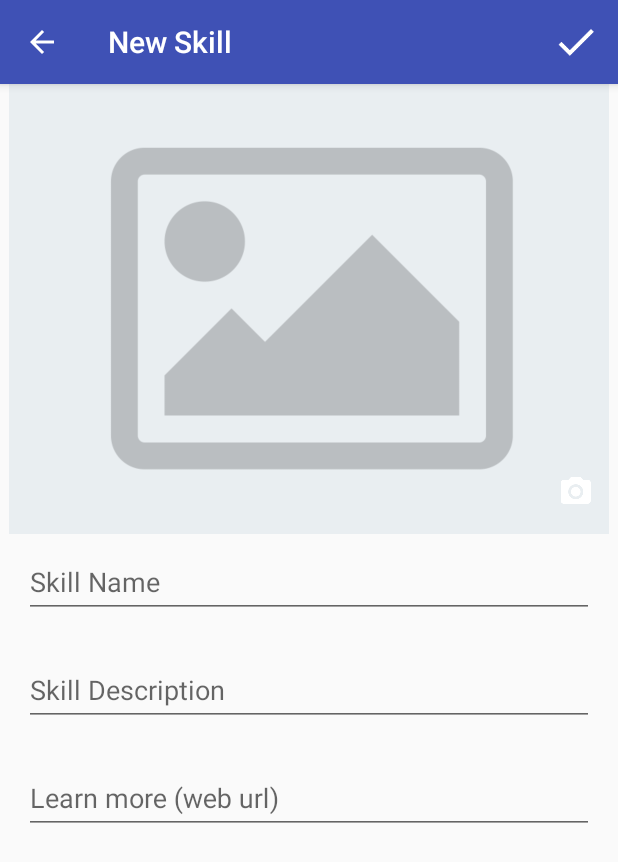
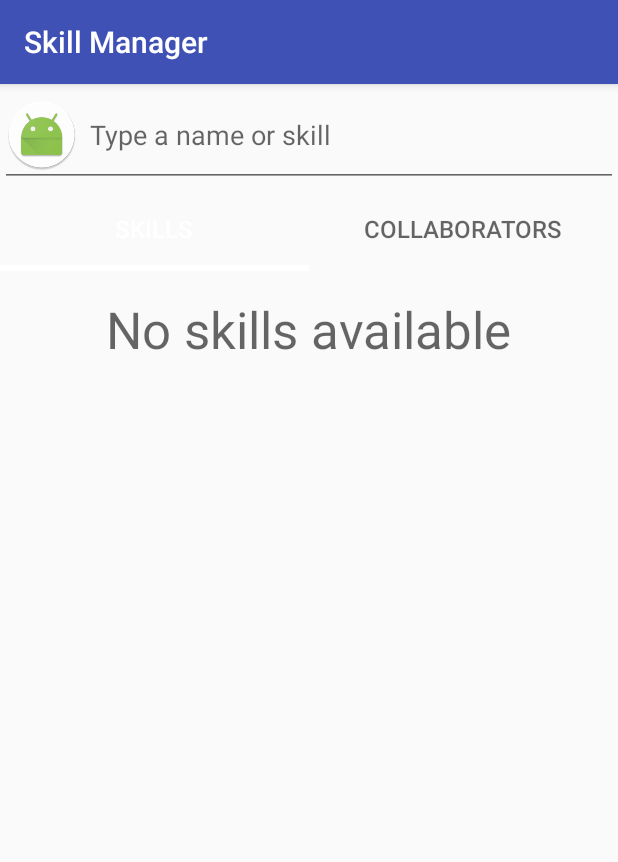
Before and after one commit to pedrofelipemm/Android-Developer-Nanodegree-Capstone-Project-Skill-Manager, an Android app: the screen it shows after launch (EditSkillActivity before the commit, MainActivity after it), on a phone screen of 412 x 824 dp. Shown: the top 862 px of the screen. Run offline under Robolectric (Android 15) with nearby library versions, the phone set to English and light mode, and no system bars; our stand-ins replace ButterKnife, Firebase (no records; nobody signed in at launch, a user with empty details on screens opened directly), Picasso; pictures from the network do not load.

Commit message:
MainActivity (WIP)

```diff
--- /dev/null
+++ b/app/src/main/java/study/pmoreira/skillmanager/ui/main/CollaboratorFragment.java
@@ -0,0 +1,6 @@
+package study.pmoreira.skillmanager.ui.main;
+
+import android.support.v4.app.Fragment;
+
+public class CollaboratorFragment extends Fragment {
+}
--- a/app/src/main/java/study/pmoreira/skillmanager/ui/main/MainActivity.java
+++ b/app/src/main/java/study/pmoreira/skillmanager/ui/main/MainActivity.java
@@ -1,17 +1,41 @@
 package study.pmoreira.skillmanager.ui.main;
 
 import android.os.Bundle;
+import android.support.design.widget.TabLayout;
+import android.support.v4.view.ViewPager;
 import android.support.v7.app.AppCompatActivity;
 
+import butterknife.BindView;
+import butterknife.ButterKnife;
 import study.pmoreira.skillmanager.R;
+import study.pmoreira.skillmanager.data.DataFaker;
 
-public class MainActivity extends AppCompatActivity  {
+public class MainActivity extends AppCompatActivity {
+
+    @BindView(R.id.tabLayout)
+    TabLayout mTabLayout;
+
+    @BindView(R.id.viewPager)
+    ViewPager mvViewPager;
 
     @Override
     protected void onCreate(Bundle savedInstanceState) {
         super.onCreate(savedInstanceState);
         setContentView(R.layout.activity_main);
 
+        ButterKnife.bind(this);
+
+        setupViews();
+
+        if (getResources().getBoolean(R.bool.insert_fake_data)) {
+            DataFaker.insertFakeData(this);
+        }
     }
 
+    private void setupViews() {
+        findViewById(R.id.parent).requestFocus();
+
+        mvViewPager.setAdapter(new PageAdapter(this, getSupportFragmentManager()));
+        mTabLayout.setupWithViewPager(mvViewPager);
+    }
 }
--- /dev/null
+++ b/app/src/main/java/study/pmoreira/skillmanager/ui/main/PageAdapter.java
@@ -0,0 +1,56 @@
+package study.pmoreira.skillmanager.ui.main;
+
+import android.content.Context;
+import android.os.Bundle;
+import android.support.v4.app.Fragment;
+import android.support.v4.app.FragmentManager;
+import android.support.v4.app.FragmentPagerAdapter;
+
+import study.pmoreira.skillmanager.R;
+
+class PageAdapter extends FragmentPagerAdapter {
+
+    private Context mContext;
+
+    PageAdapter(Context context, FragmentManager fm) {
+        super(fm);
+        mContext = context;
+    }
+
+    @Override
+    public Fragment getItem(int position) {
+        Fragment fragment;
+        Bundle args = new Bundle();
+
+        switch (position) {
+            case 0:
+                fragment = new SkillFragment();
+                break;
+
+            case 1:
+                fragment = new CollaboratorFragment();
+                break;
+            default:
+                throw new IllegalArgumentException(mContext.getString(R.string.main_pager_invalid_position, position));
+        }
+
+        return fragment;
+    }
+
+    @Override
+    public int getCount() {
+        return mContext.getResources().getInteger(R.integer.main_pager_adapter_count);
+    }
+
+    @Override
+    public CharSequence getPageTitle(int position) {
+        switch (position) {
+            case 0:
+                return mContext.getString(R.string.main_pager_title_skills);
+            case 1:
+                return mContext.getString(R.string.main_pager_title_collaborators);
+            default:
+                throw new IllegalArgumentException(mContext.getString(R.string.main_pager_invalid_position, position));
+        }
+    }
+}
--- /dev/null
+++ b/app/src/main/java/study/pmoreira/skillmanager/ui/main/SkillAdapter.java
@@ -0,0 +1,75 @@
+package study.pmoreira.skillmanager.ui.main;
+
+import android.content.Context;
+import android.support.v7.widget.RecyclerView;
+import android.text.TextUtils;
+import android.view.LayoutInflater;
+import android.view.View;
+import android.view.ViewGroup;
+import android.widget.ImageView;
+import android.widget.TextView;
+
+import com.squareup.picasso.Picasso;
+
+import java.util.List;
+
+import butterknife.BindView;
+import butterknife.ButterKnife;
+import study.pmoreira.skillmanager.R;
+import study.pmoreira.skillmanager.model.Skill;
+
+
+class SkillAdapter extends RecyclerView.Adapter<SkillAdapter.ViewHolder> {
+
+    private static final String INVALID_IMAGE = "-1";
+
+    private Context mContext;
+    private LayoutInflater mInflater;
+
+    private List<Skill> mSkills;
+
+    class ViewHolder extends RecyclerView.ViewHolder {
+
+        @BindView(R.id.skill_pic_imageview)
+        ImageView mSkillPicImageView;
+
+        @BindView(R.id.skill_name_textview)
+        TextView mSkillNameTextView;
+
+        ViewHolder(View view) {
+            super(view);
+            ButterKnife.bind(this, view);
+        }
+    }
+
+    SkillAdapter(Context context, List<Skill> skills, View emptyView) {
+        mContext = context;
+        mInflater = LayoutInflater.from(mContext);
+
+        mSkills = skills;
+
+        emptyView.setVisibility(skills.isEmpty() ? View.VISIBLE : View.INVISIBLE);
+    }
+
+    @Override
+    public ViewHolder onCreateViewHolder(ViewGroup parent, int viewType) {
+        return new ViewHolder(mInflater.inflate(R.layout.main_skill_cardview_item, parent, false));
+    }
+
+    @Override
+    public void onBindViewHolder(ViewHolder holder, int position) {
+        Skill skill = mSkills.get(position);
+
+        holder.mSkillNameTextView.setText(skill.getName());
+        Picasso.with(mContext)
+                .load(TextUtils.isEmpty(skill.getPictureUrl()) ? INVALID_IMAGE : skill.getPictureUrl())
+                .error(R.drawable.skill_placeholder)
+                .into(holder.mSkillPicImageView);
+    }
+
+    @Override
+    public int getItemCount() {
+        return mSkills.size();
+    }
+
+}
--- /dev/null
+++ b/app/src/main/java/study/pmoreira/skillmanager/ui/main/SkillFragment.java
@@ -0,0 +1,66 @@
+package study.pmoreira.skillmanager.ui.main;
+
+import android.content.Context;
+import android.os.Bundle;
+import android.support.annotation.Nullable;
+import android.support.v4.app.Fragment;
+import android.support.v7.widget.RecyclerView;
+import android.support.v7.widget.StaggeredGridLayoutManager;
+import android.view.LayoutInflater;
+import android.view.View;
+import android.view.ViewGroup;
+
+import java.util.List;
+
+import butterknife.BindView;
+import butterknife.ButterKnife;
+import study.pmoreira.skillmanager.R;
+import study.pmoreira.skillmanager.business.SkillBusiness;
+import study.pmoreira.skillmanager.infrastructure.OperationListener;
+import study.pmoreira.skillmanager.model.Skill;
+
+public class SkillFragment extends Fragment {
+
+    @BindView(R.id.skill_recyclerview)
+    RecyclerView mSkillRecyclerView;
+
+    @BindView(R.id.emptyview)
+    View emptyView;
+
+    private SkillBusiness mSkillBusiness;
+
+    Context mContext;
+
+    @Override
+    public void onAttach(Context context) {
+        super.onAttach(context);
+        mContext = context;
+    }
+
+    @Nullable
+    @Override
+    public View onCreateView(LayoutInflater inflater, ViewGroup container, Bundle savedInstanceState) {
+        View view = inflater.inflate(R.layout.main_skill_cardview_list, container, false);
+
+        ButterKnife.bind(this, view);
+        mSkillBusiness = new SkillBusiness();
+
+        mSkillBusiness.findAll(new OnSkillLoad());
+
+        return view;
+    }
+
+    //TODO: keep recycler position on device rotation
+    //TODO: don't fetch on device roation
+
+    private class OnSkillLoad extends OperationListener<List<Skill>> {
+        @Override
+        public void onSuccess(List<Skill> skills) {
+            int spanCount = mContext.getResources().getInteger(R.integer.main_skill_recycler_span_count);
+
+            mSkillRecyclerView.setAdapter(new SkillAdapter(mContext, skills, emptyView));
+            mSkillRecyclerView.setLayoutManager(
+                    new StaggeredGridLayoutManager(spanCount, StaggeredGridLayoutManager.VERTICAL));
+        }
+    }
+}
--- a/app/src/main/res/layout/activity_main.xml
+++ b/app/src/main/res/layout/activity_main.xml
@@ -1,7 +1,10 @@
 <LinearLayout xmlns:android="http://schemas.android.com/apk/res/android"
+              android:id="@+id/parent"
               android:name="study.pmoreira.skillmanager.MainFragment"
               android:layout_width="match_parent"
               android:layout_height="match_parent"
+              android:descendantFocusability="beforeDescendants"
+              android:focusableInTouchMode="true"
               android:orientation="vertical">
 
     <EditText
--- /dev/null
+++ b/app/src/main/res/layout/main_skill_cardview_list.xml
@@ -0,0 +1,24 @@
+<?xml version="1.0" encoding="utf-8"?>
+<FrameLayout xmlns:android="http://schemas.android.com/apk/res/android"
+             xmlns:tools="http://schemas.android.com/tools"
+             android:layout_width="match_parent"
+             android:layout_height="match_parent">
+
+    <android.support.v7.widget.RecyclerView
+        android:id="@+id/skill_recyclerview"
+        android:layout_width="match_parent"
+        android:layout_height="match_parent"
+        android:orientation="vertical"
+        tools:listitem="@layout/main_skill_cardview_item"/>
+
+    <TextView
+        android:id="@+id/emptyview"
+        style="@style/Base.TextAppearance.AppCompat.Display1"
+        android:layout_width="wrap_content"
+        android:layout_height="wrap_content"
+        android:layout_gravity="center_horizontal"
+        android:layout_marginTop="@dimen/default_margin2x"
+        android:text="@string/no_skills_available"
+        android:visibility="gone"/>
+
+</FrameLayout>
--- /dev/null
+++ b/app/src/main/res/values/bools.xml
@@ -0,0 +1,4 @@
+<?xml version="1.0" encoding="utf-8"?>
+<resources>
+    <bool name="insert_fake_data">true</bool>
+</resources>
--- a/app/src/main/res/values/integers.xml
+++ b/app/src/main/res/values/integers.xml
@@ -1,5 +1,7 @@
 <?xml version="1.0" encoding="utf-8"?>
 <resources>
-    <integer name="skill_description_max_length">100</integer>
+    <integer name="skill_description_max_length">200</integer>
     <integer name="skill_name_max_length">50</integer>
+    <integer name="main_pager_adapter_count">2</integer>
+    <integer name="main_skill_recycler_span_count">2</integer>
 </resources>
--- a/app/src/main/res/values/strings.xml
+++ b/app/src/main/res/values/strings.xml
@@ -1,7 +1,7 @@
 <resources xmlns:xliff="urn:oasis:names:tc:xliff:document:1.2">
     <string name="app_name">Skill Manager</string>
 
-    <string name="seach_skill_edittext">Type name or skill</string>
+    <string name="seach_skill_edittext">Type a name or skill</string>
     <string name="skill_name_hint">Skill Name</string>
     <string name="skill_description_hint">Skill Description</string>
     <string name="learn_more">Learn more</string>
@@ -18,7 +18,11 @@
     <string name="description_cannot_be_empty">Description cannot be empty.</string>
     <string name="learn_more_cannot_be_empty">Learn more cannot be empty.</string>
     <string name="picture_cannot_be_empty">Picture cannot be empty.</string>
+
     <string name="skill_successfully_saved">Skill successfully saved!</string>
+    <string name="main_pager_invalid_position">Invalid fragment position: <xliff:g id="position">%d</xliff:g></string>
+    <string name="no_skills_available">No skills available</string>
+    <string name="main_pager_title_skills">Skills</string>
+    <string name="main_pager_title_collaborators">Collaborators</string>
 
-    <!-- <xliff:g id="name">%s</xliff:g> -->
 </resources>
```
Also changed, not shown: app/src/main/AndroidManifest.xml (+10 -15 lines), app/src/main/res/layout/contacts_list_item.xml (added, +7 -0 lines), app/src/main/res/layout/main_skill_cardview_item.xml (added, +44 -0 lines), app/src/main/res/values/dimens.xml (+8 -1 lines).
